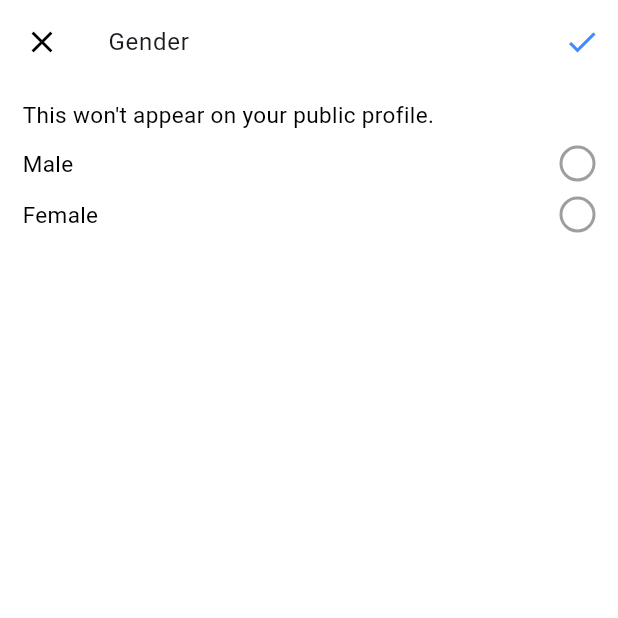
After one commit to Rinnohara9803/instaclone, a Flutter app: the EditGenderPage screen opened by its route, on a phone screen of 412 x 824 dp, the top half of it. The commit adds this screen. Run offline on Flutter 3.47's test engine with Material 3 defaults, Android fonts, the light colour scheme and no system bars; our stand-ins replace audioplayers, cached_network_image, camera, cloud_firestore, dio, email_validator and 18 more; missing offline and left inert: colorfilter_generator, firebase_app_check, flutter_storage_path, matrix_gesture_detector_pro, record_mp3; accounts and stored records are empty.

Commit message:
Add Edit-UserDetails page

```diff
--- a/lib/presentation/pages/AddMedia/add_story_page.dart
+++ b/lib/presentation/pages/AddMedia/add_story_page.dart
@@ -1,7 +1,6 @@
 import 'package:flutter/material.dart';
 import 'package:camera/camera.dart';
 import 'package:instaclone/models/story.dart';
-import 'package:instaclone/presentation/pages/AddMedia/add_reels_page.dart';
 import 'package:instaclone/presentation/pages/AddMedia/edit_story_page.dart';
 import 'package:instaclone/presentation/pages/AddMedia/widgets/circle_progress.dart';
 
--- /dev/null
+++ b/lib/presentation/pages/EditProfile/edit_gender_page.dart
@@ -0,0 +1,186 @@
+import 'package:flutter/material.dart';
+import 'package:instaclone/presentation/pages/EditProfile/edit_profile_page.dart';
+import 'package:instaclone/presentation/resources/constants/sizedbox_constants.dart';
+import 'package:instaclone/providers/profile_provider.dart';
+import 'package:instaclone/utilities/snackbars.dart';
+import 'package:provider/provider.dart';
+
+class EditGenderPage extends StatefulWidget {
+  static const String routeName = '/edit-gender';
+  const EditGenderPage({super.key});
+
+  @override
+  State<EditGenderPage> createState() => _EditGenderPageState();
+}
+
+class _EditGenderPageState extends State<EditGenderPage> {
+  late String receivedValue;
+  bool isMale = false;
+  bool isFemale = false;
+
+  @override
+  void initState() {
+    WidgetsBinding.instance.addPostFrameCallback((_) {
+      final routeArgs =
+          ModalRoute.of(context)!.settings.arguments as Map<String, dynamic>;
+      receivedValue = routeArgs['gender'];
+      setState(() {
+        if (receivedValue.isEmpty) {
+          isMale = false;
+          isFemale = false;
+        } else if (receivedValue == 'Male') {
+          isMale = true;
+        } else {
+          isFemale = true;
+        }
+      });
+    });
+    super.initState();
+  }
+
+  String getGender() {
+    if (!isFemale && !isMale) {
+      return '';
+    } else if (isFemale) {
+      return 'Female';
+    } else {
+      return 'Male';
+    }
+  }
+
+  @override
+  Widget build(BuildContext context) {
+    return Scaffold(
+      appBar: AppBar(
+        leading: IconButton(
+          onPressed: () {
+            Navigator.pop(context);
+          },
+          icon: const Icon(
+            Icons.close,
+          ),
+        ),
+        title: Text(
+          'Gender',
+          style: Theme.of(context).textTheme.bodyLarge,
+        ),
+        actions: [
+          IconButton(
+            onPressed: () async {
+              Navigator.of(context).popUntil(
+                ModalRoute.withName(
+                  EditProfilePage.routename,
+                ),
+              );
+              await Provider.of<ProfileProvider>(context, listen: false)
+                  .editGender(getGender())
+                  .then((value) {
+                SnackBars.showNormalSnackbar(
+                    context, ('Your gender has been updated.'));
+              }).catchError((e) {
+                SnackBars.showErrorSnackBar(context, (e.toString()));
+              });
+            },
+            icon: const Icon(
+              Icons.check,
+              color: Colors.blueAccent,
+            ),
+          ),
+        ],
+      ),
+      body: Padding(
+        padding: const EdgeInsets.symmetric(
+          vertical: 10,
+          horizontal: 15,
+        ),
+        child: Column(
+          crossAxisAlignment: CrossAxisAlignment.start,
+          children: [
+            Text(
+              'This won\'t appear on your public profile.',
+              style: Theme.of(context).textTheme.bodyText2,
+            ),
+            SizedBoxConstants.sizedboxh10,
+            Row(
+              mainAxisAlignment: MainAxisAlignment.spaceBetween,
+              children: [
+                const Text('Male'),
+                GestureDetector(
+                  onTap: () {
+                    setState(() {
+                      isMale = !isMale;
+                      if (isMale) {
+                        isFemale = false; // Unselect female if male is selected
+                      } else {
+                        isFemale = true;
+                      }
+                    });
+                  },
+                  child: Container(
+                    width: 24,
+                    height: 24,
+                    decoration: BoxDecoration(
+                      shape: BoxShape.circle,
+                      border: Border.all(
+                        color: isMale ? Colors.blue : Colors.grey,
+                        width: 2,
+                      ),
+                    ),
+                    child: isMale
+                        ? const Center(
+                            child: Icon(
+                              Icons.check,
+                              size: 18,
+                              color: Colors.blue,
+                            ),
+                          )
+                        : null,
+                  ),
+                ),
+              ],
+            ),
+            SizedBoxConstants.sizedboxh10,
+            Row(
+              mainAxisAlignment: MainAxisAlignment.spaceBetween,
+              children: [
+                const Text('Female'),
+                GestureDetector(
+                  onTap: () {
+                    setState(() {
+                      isFemale = !isFemale;
+                      if (isFemale) {
+                        isMale = false; // Unselect male if female is selected
+                      } else {
+                        isMale = true;
+                      }
+                    });
+                  },
+                  child: Container(
+                    width: 24,
+                    height: 24,
+                    decoration: BoxDecoration(
+                      shape: BoxShape.circle,
+                      border: Border.all(
+                        color: isFemale ? Colors.blue : Colors.grey,
+                        width: 2,
+                      ),
+                    ),
+                    child: isFemale
+                        ? const Center(
+                            child: Icon(
+                              Icons.check,
+                              size: 18,
+                              color: Colors.blue,
+                            ),
+                          )
+                        : null,
+                  ),
+                ),
+              ],
+            ),
+          ],
+        ),
+      ),
+    );
+  }
+}
--- a/lib/presentation/pages/Profile/profile_page.dart
+++ b/lib/presentation/pages/Profile/profile_page.dart
@@ -263,9 +263,9 @@ class _ProfilePageState extends State<ProfilePage>
                               const SizedBox(
                                 height: 10,
                               ),
-                              const Text(
-                                'Oh, well whatever happens happens.',
-                                style: TextStyle(
+                              Text(
+                                users[0].bio,
+                                style: const TextStyle(
                                   fontSize: 12,
                                 ),
                               ),
```
Also changed, not shown: lib/main.dart (+20 -0 lines), lib/presentation/pages/Dashboard/dashboard_page.dart (+12 -18 lines), lib/presentation/pages/EditProfile/edit_bio_page.dart (added, +91 -0 lines), lib/presentation/pages/EditProfile/edit_profile_page.dart (+69 -10 lines), lib/presentation/pages/EditProfile/edit_username_page.dart (added, +93 -0 lines), lib/providers/profile_provider.dart (+80 -0 lines).
